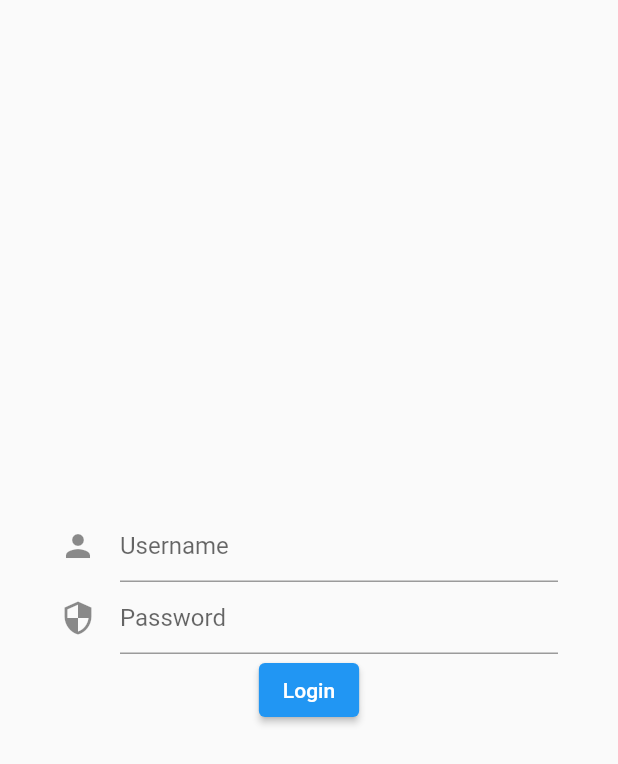
After one commit to Viwit/viwit_ma, a Flutter app: the LoginView screen opened directly, on a phone screen of 412 x 824 dp. The commit adds this screen. Shown: the top 764 px of the screen. Run offline on Flutter 3.47's test engine with Material 2 defaults, Android fonts, the phone set to English and light mode, and no system bars; our stand-ins replace flutter_bloc, graphql_flutter, qr_flutter; missing offline and left inert: flutter_barcode_scanner; network calls fail.

Commit message:
add login view

```diff
--- /dev/null
+++ b/viwit_ma/lib/src/auth/auth_repository.dart
@@ -0,0 +1,7 @@
+class AuthRepository{
+  Future<void> login() async{
+    print('attempting login');
+    await Future.delayed(Duration(seconds: 3));
+    print('logged in');
+  }
+}
--- /dev/null
+++ b/viwit_ma/lib/src/auth/form_subbmision_status.dart
@@ -0,0 +1,16 @@
+abstract class FormSubmissionStatus{
+  const FormSubmissionStatus();
+}
+
+class InitialFormStatus extends FormSubmissionStatus{
+  const InitialFormStatus();
+}
+
+class FormSubmitting extends FormSubmissionStatus{}
+
+class SubmissionSuccess extends FormSubmissionStatus{}
+
+class SubmissionFailed extends FormSubmissionStatus{
+  final Exception exception;
+  SubmissionFailed(this.exception);
+}
--- /dev/null
+++ b/viwit_ma/lib/src/auth/login/login_bloc.dart
@@ -0,0 +1,33 @@
+import 'package:flutter_bloc/flutter_bloc.dart';
+import 'package:viwit_ma/src/auth/form_subbmision_status.dart';
+import 'package:viwit_ma/src/auth/auth_repository.dart';
+import 'package:viwit_ma/src/auth/login/login_event.dart';
+import 'package:viwit_ma/src/auth/login/login_state.dart';
+
+class LoginBloc extends Bloc<LoginEvent, LoginState> {
+  final AuthRepository authRepo;
+
+  LoginBloc({this.authRepo}) : super(LoginState());
+
+  @override
+  Stream<LoginState> mapEventToState(LoginEvent event) async* {
+    //username updated
+    if (event is LoginUsernameChanged) {
+      yield state.copyWith(username: event.username);
+
+      //Password updated
+    } else if (event is LoginPasswordChanged) {
+      yield state.copyWith(password: event.password);
+
+      //Form Submitted
+    } else if (event is LoginSubmitted) {
+      yield state.copyWith(formStatus: FormSubmitting());
+      try {
+        await authRepo.login();
+        yield state.copyWith(formStatus: SubmissionSuccess());
+      } catch (e) {
+        yield state.copyWith(formStatus: SubmissionFailed(e));
+      }
+    }
+  }
+}
--- /dev/null
+++ b/viwit_ma/lib/src/auth/login/login_event.dart
@@ -0,0 +1,13 @@
+abstract class LoginEvent{}
+
+class LoginUsernameChanged extends LoginEvent{
+  final String username;
+  LoginUsernameChanged({this.username});
+}
+
+class LoginPasswordChanged extends LoginEvent{
+  final String password;
+  LoginPasswordChanged({this.password});
+}
+
+class LoginSubmitted extends LoginEvent{}
--- /dev/null
+++ b/viwit_ma/lib/src/auth/login/login_state.dart
@@ -0,0 +1,25 @@
+import 'package:viwit_ma/src/auth/form_subbmision_status.dart';
+
+class LoginState {
+  final String username;
+  bool get isValidUsername => username.length > 3;
+
+  final String password;
+  bool get isValidPassword => password.length > 3;
+
+  final FormSubmissionStatus formStatus;
+
+  LoginState({
+    this.username = '',
+    this.password = '',
+    this.formStatus = const InitialFormStatus(),
+  });
+
+  LoginState copyWith({String username, String password, FormSubmissionStatus formStatus}) {
+    return LoginState(
+      username: username ?? this.username,
+      password: password ?? this.password,
+      formStatus: formStatus ?? this.formStatus,
+    );
+  }
+}
--- /dev/null
+++ b/viwit_ma/lib/src/pages/login/login_view.dart
@@ -0,0 +1,83 @@
+
+import 'package:flutter/material.dart';
+import 'package:flutter_bloc/flutter_bloc.dart';
+import 'package:viwit_ma/src/auth/form_subbmision_status.dart';
+import 'package:viwit_ma/src/auth/login/login_bloc.dart';
+import 'package:viwit_ma/src/auth/auth_repository.dart';
+import 'package:viwit_ma/src/auth/login/login_event.dart';
+import 'package:viwit_ma/src/auth/login/login_state.dart';
+
+class LoginView extends StatelessWidget {
+  final _formKey= GlobalKey<FormState>();
+
+  @override
+  Widget build(BuildContext context) {
+    return Scaffold(
+      body: BlocProvider(
+          create: (context) =>
+              LoginBloc(authRepo: context.read<AuthRepository>()
+              ),
+              child: _loginForm(),
+      ),
+    );
+  }
+
+  Widget _loginForm() {
+    return Form(
+        key: _formKey,
+        child: Padding(
+          padding: EdgeInsets.symmetric(horizontal: 40),
+          child: Column(
+            mainAxisAlignment: MainAxisAlignment.center,
+            children: [_usernameField(), _passwordField(), _loginButton()],
+          ),
+        ));
+  }
+
+  Widget _usernameField() {
+    return BlocBuilder<LoginBloc, LoginState>(builder: (context, state) {
+      return TextFormField(
+        decoration: InputDecoration(
+          icon: Icon(Icons.person),
+          hintText: 'Username',
+        ),
+        validator: (value) => state.isValidUsername ? null : 'Username is too short',
+        onChanged: (value) => context
+            .read<LoginBloc>()
+            .add(LoginUsernameChanged(username: value)),
+      );
+    });
+  }
+
+  Widget _passwordField() {
+    return BlocBuilder<LoginBloc, LoginState>(builder: (context, state) {
+      return TextFormField(
+        obscureText: true,
+        decoration: InputDecoration(
+          icon: Icon(Icons.security),
+          hintText: 'Password',
+        ),
+        validator: (value) =>
+            state.isValidPassword ? null : 'password is too short',
+        onChanged: (value) => context
+            .read<LoginBloc>()
+            .add(LoginPasswordChanged(password: value)),
+      );
+    });
+  }
+
+  Widget _loginButton() {
+    return BlocBuilder<LoginBloc, LoginState>(builder: (context, state) {
+      return state.formStatus is FormSubmitting
+          ? CircularProgressIndicator()
+          : ElevatedButton(
+              onPressed: () {
+                if (_formKey.currentState.validate()) {
+                  context.read<LoginBloc>().add(LoginSubmitted());
+                }
+              },
+              child: Text('Login'),
+            );
+    });
+  }
+}
--- a/viwit_ma/lib/src/widgets/ScanButton.dart
+++ b/viwit_ma/lib/src/widgets/ScanButton.dart
@@ -15,7 +15,7 @@ class ScanButton extends StatelessWidget {
           onPressed: () async {
             String qrScanRes = await FlutterBarcodeScanner.scanBarcode(
                 '#00CF77', 'Cancelar', false, ScanMode.QR);
-            print(qrScanRes);
+            print("----------->>>qrScanRes${qrScanRes}");
           },
         ),
       ),
```
